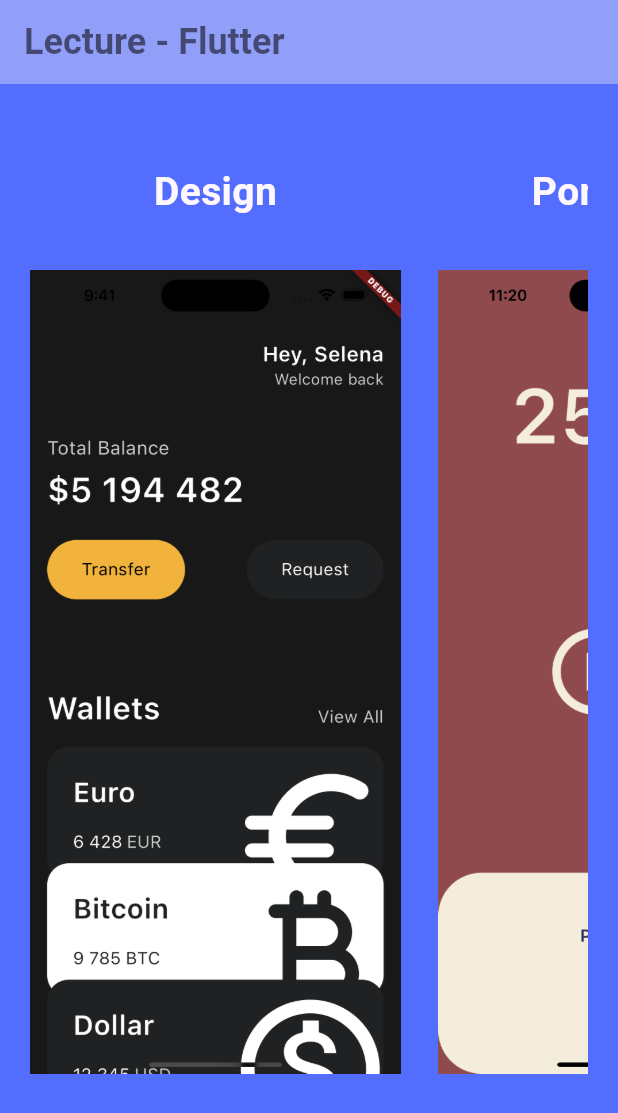
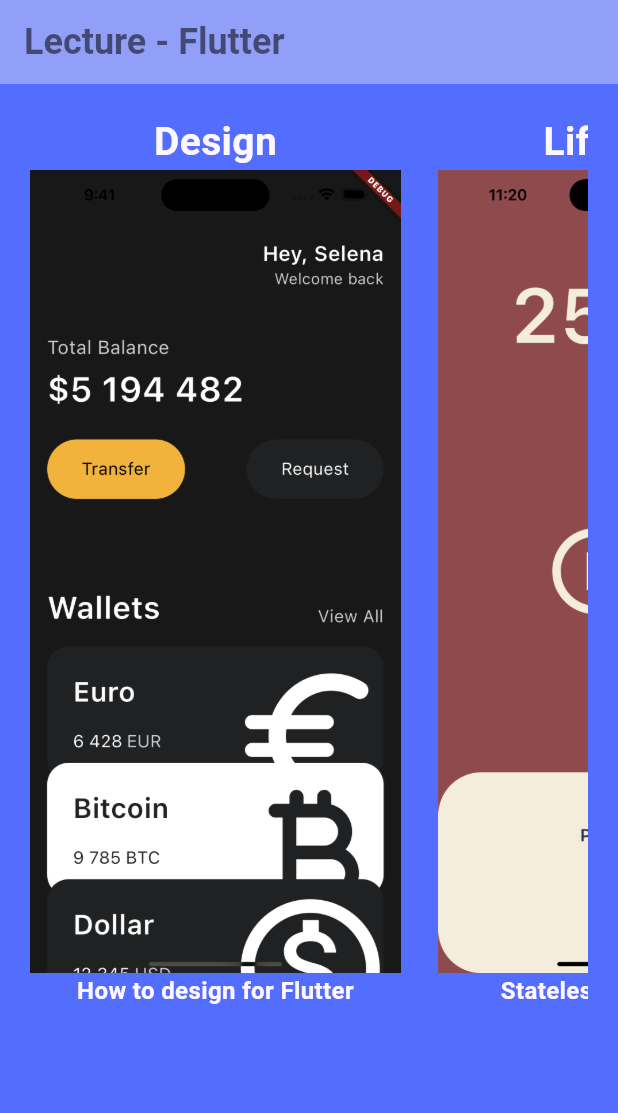
Before and after one commit to lifeisegg2k/flutter-toonfilx, a Flutter app: the screen it shows after launch, on a phone screen of 412 x 824 dp. Shown: the top 1113 px of the screen. Run offline on Flutter 3.47's test engine with Material 3 defaults, Android fonts, the phone set to English and light mode, and no system bars; our stand-ins replace shared_preferences; network calls fail.

Commit message:
modify TOP

```diff
--- a/lib/screens/top_screen.dart
+++ b/lib/screens/top_screen.dart
@@ -1,4 +1,7 @@
 import 'package:flutter/material.dart';
+import 'package:toonflix/screens/pomodors_screen.dart';
+import 'package:toonflix/screens/wallets_screen.dart';
+import 'package:toonflix/screens/webtoon_screen.dart';
 import 'package:toonflix/widgets/top_widget.dart';
 
 class TopScreen extends StatelessWidget {
@@ -26,24 +29,39 @@ class TopScreen extends StatelessWidget {
         padding: const EdgeInsets.all(20),
         child: ListView(
           scrollDirection: Axis.horizontal, //これで横並びにできる。
-          children: const [
-            TopWidget(
+          children: [
+            const TopWidget(
               listTitle: "Design",
               listImagePath: 'images/AppWallets.png',
+              listDesc: 'How to design for Flutter',
+              listNextScreen: WalletsScreen(),
             ),
-            SizedBox(
+            const SizedBox(
               width: 25,
             ),
-            TopWidget(
+            const TopWidget(
+              listTitle: "Lifecycle",
+              listImagePath: 'images/AppPomodors.png',
+              listDesc: 'Stateless and Stateful',
+              listNextScreen: WalletsScreen(),
+            ),
+            const SizedBox(
+              width: 25,
+            ),
+            const TopWidget(
               listTitle: "Pomodors",
               listImagePath: 'images/AppPomodors.png',
+              listDesc: 'Timer',
+              listNextScreen: PomodorsScreen(),
             ),
-            SizedBox(
+            const SizedBox(
               width: 25,
             ),
             TopWidget(
               listTitle: "Webtoon",
               listImagePath: 'images/AppWebtoon.png',
+              listDesc: 'Webtoon app using the Never Webtoon API',
+              listNextScreen: WebToonScreen(),
             ),
           ],
         ),
--- a/lib/widgets/top_widget.dart
+++ b/lib/widgets/top_widget.dart
@@ -1,13 +1,15 @@
 import 'package:flutter/material.dart';
-import 'package:toonflix/screens/wallets_screen.dart';
 
 class TopWidget extends StatefulWidget {
-  final String listTitle, listImagePath;
+  final String listTitle, listImagePath, listDesc;
+  final Widget listNextScreen;
 
   const TopWidget({
     super.key,
     required this.listTitle,
     required this.listImagePath,
+    required this.listDesc,
+    required this.listNextScreen,
   });
 
   @override
@@ -17,21 +19,21 @@ class TopWidget extends StatefulWidget {
 class _TopWidgetState extends State<TopWidget> {
   @override
   Widget build(BuildContext context) {
+    final double displayWidth = MediaQuery.of(context).size.width;
+
     return GestureDetector(
       onTap: () {
         Navigator.push(
           context,
           MaterialPageRoute(
-            builder: (context) => const WalletsScreen(),
+            builder: (context) => widget.listNextScreen,
             fullscreenDialog: true,
           ),
         );
       },
       child: Column(
         children: [
-          Flexible(
-            flex: 1,
-            child: Container(
+          Container(
             alignment: Alignment.centerRight,
             child: Text(
               widget.listTitle,
@@ -42,14 +44,21 @@ class _TopWidgetState extends State<TopWidget> {
               ),
             ),
           ),
-          ),
-          Flexible(
-            flex: 6,
-            child: Container(
+          Container(
             alignment: Alignment.topCenter,
             child: Image.asset(
               widget.listImagePath,
-                width: MediaQuery.of(context).size.width * 0.60,
+              width: displayWidth * 0.60,
+            ),
+          ),
+          Container(
+            alignment: Alignment.topLeft,
+            child: Text(
+              widget.listDesc,
+              style: TextStyle(
+                color: Theme.of(context).cardColor,
+                fontSize: 16,
+                fontWeight: FontWeight.w600,
               ),
             ),
           ),
```
Also changed, not shown: lib/main.dart (+0 -130 lines). Lines whose indentation alone changed are shown as unchanged.
